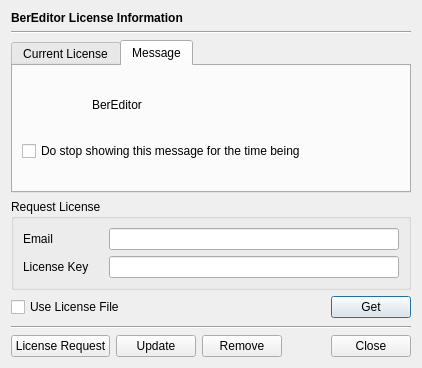
jykim74/BerEditor, file BerEditor/lcn_info_dlg.ui: the form before one commit.
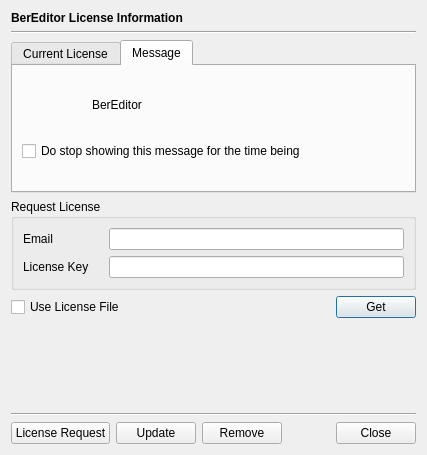
The form after the commit. The open tabs and pages were chosen to show the change. Icons and pictures are not drawn.

```diff
--- a/BerEditor/lcn_info_dlg.ui
+++ b/BerEditor/lcn_info_dlg.ui
@@ -6,8 +6,8 @@
    <rect>
     <x>0</x>
     <y>0</y>
-    <width>418</width>
-    <height>368</height>
+    <width>427</width>
+    <height>455</height>
    </rect>
   </property>
   <property name="windowTitle">
```
Left out of the diff: 6 changed lines with no effect on the pictures.
